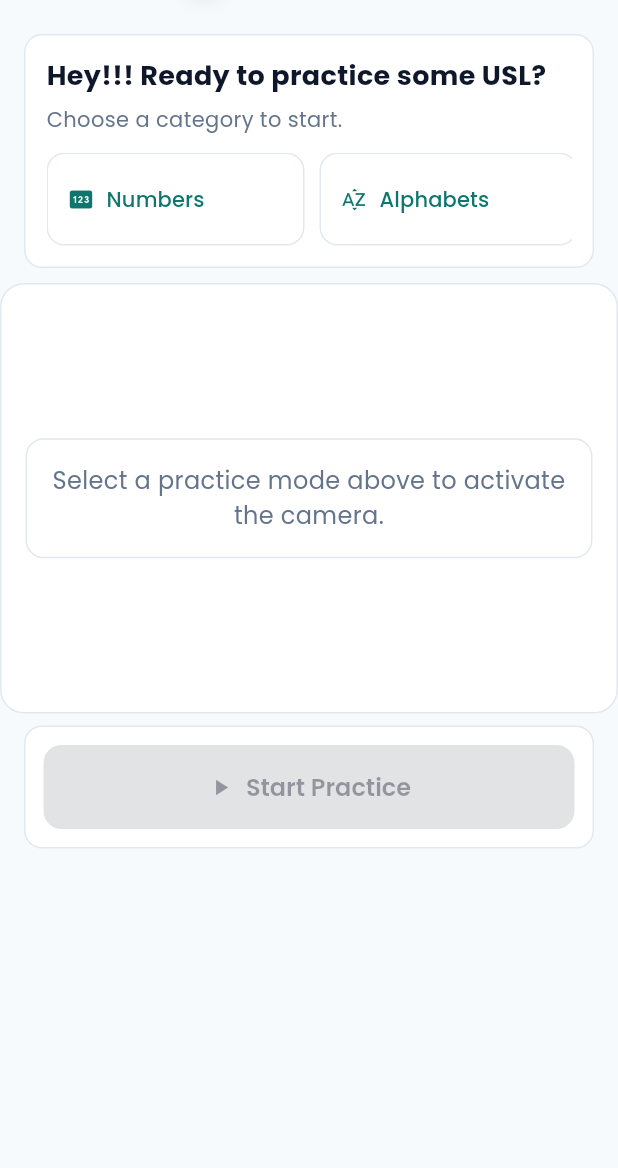
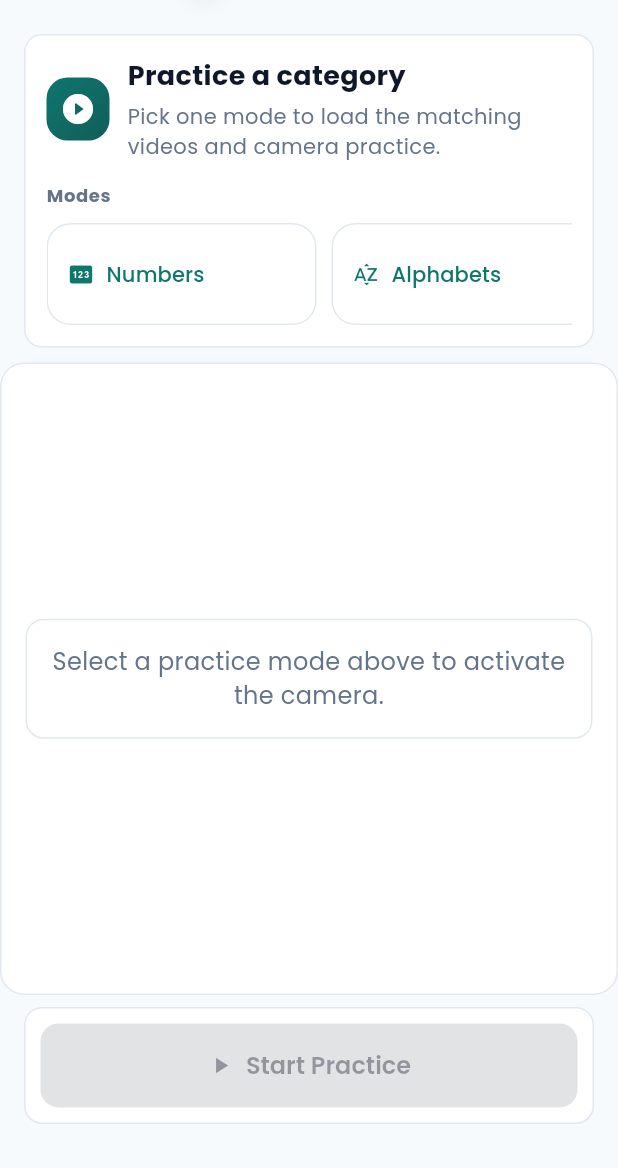
Before and after one commit to Tina-marion/usl_tutor, a Flutter app: the HomeScreen screen opened by its route, scrolled down 405 dp, after a tap on the "videocam" icon, on a phone screen of 412 x 824 dp, the part 68-1236 px from its top. Run offline on Flutter 3.47's test engine with Material 3 defaults, Android fonts, the phone set to English and light mode, and no system bars; our stand-ins replace camera, chewie, fl_chart, flutter_animate, google_fonts, shared_preferences and 1 more; missing offline and left inert: flutter_onnxruntime, video_thumbnail; accounts and stored records are empty.

Commit message:
solved errors on practice page

```diff
--- a/lib/screens/home_screen.dart
+++ b/lib/screens/home_screen.dart
@@ -169,15 +169,15 @@ class _HomeScreenState extends State<HomeScreen> {
           children: [
             IconButton(
                 icon: Icon(Icons.school_rounded,
-                    color: const Color.fromARGB(255, 11, 69, 230), size: 28),
+                    color: AppConstants.primaryColor, size: 28),
                 onPressed: () => _openAndRefresh('/learning')),
             IconButton(
                 icon: Icon(Icons.videocam_rounded,
-                    color: const Color.fromARGB(255, 11, 69, 230), size: 28),
+                    color: AppConstants.primaryColor, size: 28),
                 onPressed: () => _openAndRefresh('/practice')),
             IconButton(
                 icon: Icon(Icons.person_rounded,
-                    color: const Color.fromARGB(255, 11, 69, 230), size: 28),
+                    color: AppConstants.primaryColor, size: 28),
                 onPressed: () => _openAndRefresh('/profile')),
           ],
         ),
--- a/lib/screens/learning_screen.dart
+++ b/lib/screens/learning_screen.dart
@@ -194,7 +194,11 @@ class _LearningScreenState extends State<LearningScreen> {
           ),
         ],
       ),
-      child: Row(
+      child: Column(
+        crossAxisAlignment: CrossAxisAlignment.start,
+        children: [
+          Row(
+            crossAxisAlignment: CrossAxisAlignment.center,
             children: [
               Container(
                 width: 58,
@@ -225,44 +229,27 @@ class _LearningScreenState extends State<LearningScreen> {
                     const SizedBox(height: 4),
                     Text(
                       'Pick a category, open a lesson, and start building your sign vocabulary.',
+                      maxLines: 2,
+                      overflow: TextOverflow.ellipsis,
                       style: TextStyle(
                         fontSize: 13,
-                    height: 1.4,
+                        height: 1.35,
                         color: Theme.of(context).colorScheme.onSurfaceVariant,
                       ),
                     ),
                   ],
                 ),
               ),
-          const SizedBox(width: 12),
-          Column(
-            crossAxisAlignment: CrossAxisAlignment.end,
-            children: [
+            ],
+          ),
+          const SizedBox(height: 8),
           Text(
-                '${_lessons.length}',
+            '$visibleLessons lessons ready to browse',
             style: TextStyle(
-                  fontSize: 22,
-                  fontWeight: FontWeight.w800,
-                  color: Theme.of(context).colorScheme.onSurface,
-                ),
-              ),
-              Text(
-                'lessons',
-                style: TextStyle(
-                  fontSize: 12,
-                  color: Theme.of(context).colorScheme.onSurfaceVariant,
-                ),
-              ),
-              const SizedBox(height: 6),
-              Text(
-                '$visibleLessons visible',
-                style: TextStyle(
-                  fontSize: 12,
+              fontSize: 13,
               fontWeight: FontWeight.w600,
               color: AppConstants.primaryColor,
             ),
-              ),
-            ],
           ),
         ],
       ),
@@ -394,7 +381,7 @@ class _LearningScreenState extends State<LearningScreen> {
       sliver: SliverGrid(
         gridDelegate: const SliverGridDelegateWithFixedCrossAxisCount(
           crossAxisCount: 2,
-          childAspectRatio: 0.82,
+          childAspectRatio: 0.76,
           crossAxisSpacing: 12,
           mainAxisSpacing: 12,
         ),
@@ -479,7 +466,7 @@ class _LearningScreenState extends State<LearningScreen> {
                         ),
                       ],
                     ),
-                    const SizedBox(height: 12),
+                    const SizedBox(height: 10),
                     Container(
                       width: 62,
                       height: 62,
@@ -494,7 +481,7 @@ class _LearningScreenState extends State<LearningScreen> {
                         ),
                       ),
                     ),
-                    const SizedBox(height: 8),
+                    const SizedBox(height: 6),
                     Text(
                       lesson.title,
                       textAlign: TextAlign.center,
@@ -514,7 +501,7 @@ class _LearningScreenState extends State<LearningScreen> {
                         color: Theme.of(context).colorScheme.onSurfaceVariant,
                       ),
                     ),
-                    const SizedBox(height: 8),
+                    const SizedBox(height: 6),
                     if (progress > 0)
                       Column(
                         children: [
@@ -529,7 +516,7 @@ class _LearningScreenState extends State<LearningScreen> {
                               valueColor: AlwaysStoppedAnimation(categoryColor),
                             ),
                           ),
-                          const SizedBox(height: 8),
+                          const SizedBox(height: 6),
                           Text(
                             '${(progress * 100).toInt()}% complete · $progressLabel',
                             style: TextStyle(
--- a/lib/screens/practice_screen.dart
+++ b/lib/screens/practice_screen.dart
@@ -167,6 +167,7 @@ class _PracticeScreenState extends State<PracticeScreen> {
           looping: true,
           aspectRatio: _videoController!.value.aspectRatio,
           showControlsOnInitialize: true,
+          showControls: false,
           errorBuilder: (context, errorMessage) {
             return Center(
               child: Padding(
@@ -561,23 +562,59 @@ class _PracticeScreenState extends State<PracticeScreen> {
         child: Column(
           crossAxisAlignment: CrossAxisAlignment.start,
           children: [
+            Row(
+              children: [
+                Container(
+                  width: 42,
+                  height: 42,
+                  decoration: BoxDecoration(
+                    gradient: AppConstants.primaryGradient,
+                    borderRadius: BorderRadius.circular(14),
+                  ),
+                  child: const Icon(
+                    Icons.play_circle_fill_rounded,
+                    color: Colors.white,
+                    size: 24,
+                  ),
+                ),
+                const SizedBox(width: 12),
+                Expanded(
+                  child: Column(
+                    crossAxisAlignment: CrossAxisAlignment.start,
+                    children: [
+                      Text(
+                        'Practice a category',
+                        style: TextStyle(
+                          color: Theme.of(context).colorScheme.onSurface,
+                          fontSize: AppConstants.fontSizeLarge,
+                          fontWeight: FontWeight.w700,
+                        ),
+                      ),
+                      const SizedBox(height: 4),
+                      Text(
+                        'Pick one mode to load the matching videos and camera practice.',
+                        style: TextStyle(
+                          color: Theme.of(context).colorScheme.onSurfaceVariant,
+                        ),
+                      ),
+                    ],
+                  ),
+                ),
+              ],
+            ),
+            const SizedBox(height: 14),
             Text(
-              'Hey!!! Ready to practice some USL?',
+              'Modes',
               style: TextStyle(
-                color: Theme.of(context).colorScheme.onSurface,
-                fontSize: AppConstants.fontSizeLarge,
+                color: Theme.of(context).colorScheme.onSurfaceVariant,
+                fontSize: 12,
                 fontWeight: FontWeight.w700,
+                letterSpacing: 0.4,
               ),
             ),
-            const SizedBox(height: 6),
-            Text(
-              'Choose a category to start.',
-              style: TextStyle(
-                  color: Theme.of(context).colorScheme.onSurfaceVariant),
-            ),
-            const SizedBox(height: 12),
+            const SizedBox(height: 10),
             SizedBox(
-              height: 62,
+              height: 68,
               child: ListView.separated(
                 scrollDirection: Axis.horizontal,
                 padding: EdgeInsets.zero,
@@ -587,7 +624,7 @@ class _PracticeScreenState extends State<PracticeScreen> {
                 itemBuilder: (context, index) {
                   final mode = _practiceModes[index];
                   return SizedBox(
-                    width: 172,
+                    width: 180,
                     child: OutlinedButton.icon(
                       onPressed: () => _selectMode(mode),
                       icon: Icon(_practiceModeIcon(mode)),
@@ -598,6 +635,9 @@ class _PracticeScreenState extends State<PracticeScreen> {
                             const BorderSide(color: AppConstants.dividerColor),
                         padding: const EdgeInsets.symmetric(horizontal: 14),
                         alignment: Alignment.centerLeft,
+                        shape: RoundedRectangleBorder(
+                          borderRadius: BorderRadius.circular(16),
+                        ),
                       ),
                     ),
                   );
@@ -617,11 +657,40 @@ class _PracticeScreenState extends State<PracticeScreen> {
       child: Column(
         crossAxisAlignment: CrossAxisAlignment.start,
         children: [
+          Row(
+            children: [
+              Container(
+                padding:
+                    const EdgeInsets.symmetric(horizontal: 12, vertical: 8),
+                decoration: BoxDecoration(
+                  color: AppConstants.primaryColor.withValues(alpha: 0.1),
+                  borderRadius: BorderRadius.circular(999),
+                ),
+                child: Text(
+                  _selectedModeLabel,
+                  style: TextStyle(
+                    color: AppConstants.primaryColor,
+                    fontWeight: FontWeight.w700,
+                  ),
+                ),
+              ),
+              const SizedBox(width: 10),
+              Expanded(
+                child: Text(
+                  'Mode selected',
+                  style: TextStyle(
+                    color: Theme.of(context).colorScheme.onSurfaceVariant,
+                    fontWeight: FontWeight.w500,
+                  ),
+                ),
+              ),
+            ],
+          ),
+          const SizedBox(height: 10),
           Text(
-            'Mode: $_selectedModeLabel',
+            'Switch mode or move to the next video.',
             style: TextStyle(
-              color: Theme.of(context).colorScheme.onSurface,
-              fontWeight: FontWeight.w600,
+              color: Theme.of(context).colorScheme.onSurfaceVariant,
             ),
           ),
           const SizedBox(height: 10),
@@ -681,10 +750,12 @@ class _PracticeScreenState extends State<PracticeScreen> {
         ),
       ),
       body: SafeArea(
+        bottom: false,
         child: Column(
           children: [
             _buildModePanel(),
             Expanded(
+              flex: 8,
               child: Container(
                 margin: const EdgeInsets.fromLTRB(0, 0, 0, 8),
                 decoration: BoxDecoration(
@@ -820,8 +891,8 @@ class _PracticeScreenState extends State<PracticeScreen> {
                               top: 10,
                               right: 10,
                               child: Container(
-                                width: 140,
-                                height: 188,
+                                width: 136,
+                                height: 184,
                                 decoration: BoxDecoration(
                                   border: Border.all(
                                     color: AppConstants.primaryColor,
@@ -917,11 +988,12 @@ class _PracticeScreenState extends State<PracticeScreen> {
               ),
             ),
             Flexible(
+              flex: 2,
               fit: FlexFit.loose,
               child: Padding(
-                padding: const EdgeInsets.fromLTRB(16, 0, 16, 12),
+                padding: const EdgeInsets.fromLTRB(16, 0, 16, 8),
                 child: Container(
-                  padding: const EdgeInsets.all(12),
+                  padding: const EdgeInsets.all(10),
                   decoration: _panelDecoration,
                   child: SafeArea(
                     top: false,
```
Lines whose indentation alone changed are shown as unchanged.
